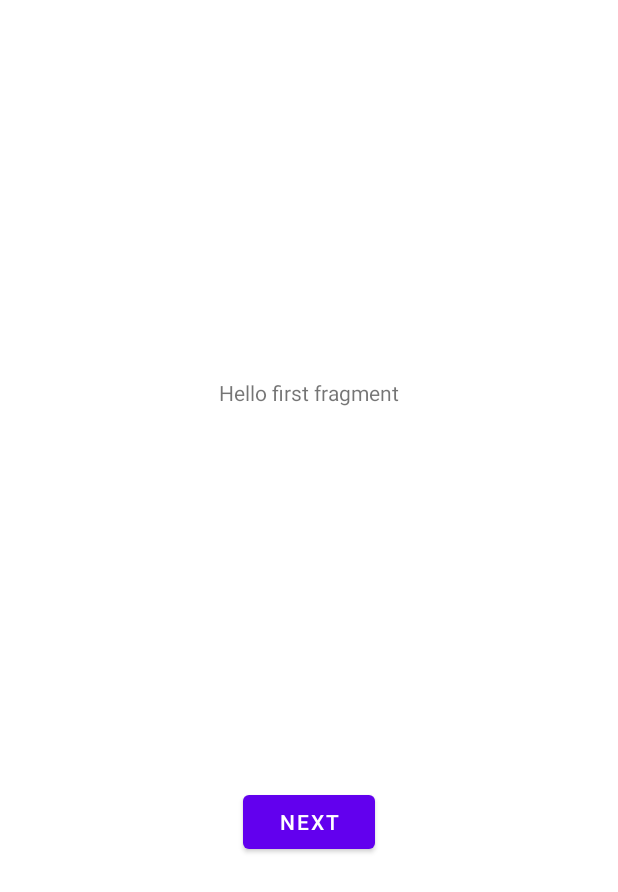
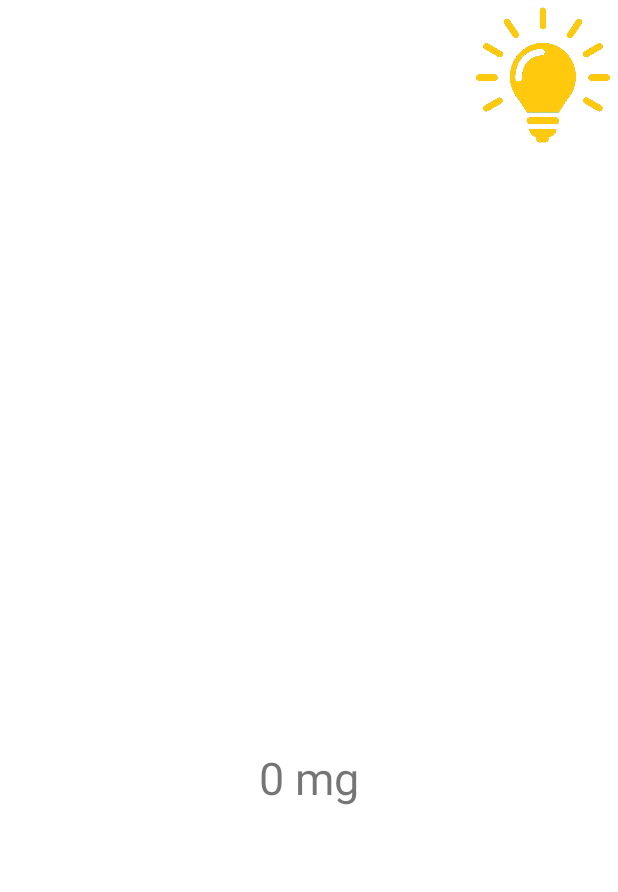
Before and after one commit to kjy0349/Caffeinemanage, an Android app: the layout fragment_first.xml on its own in the app's theme, with its tools: preview values and no code run, on a phone screen of 412 x 824 dp. Shown: the top 892 px of the screen. Run offline under Robolectric (Android 15) with nearby library versions, the phone set to English and light mode, and no system bars.

```diff
--- a/app/src/main/res/layout/fragment_first.xml
+++ b/app/src/main/res/layout/fragment_first.xml
@@ -1,28 +1,35 @@
 <?xml version="1.0" encoding="utf-8"?>
-<androidx.constraintlayout.widget.ConstraintLayout xmlns:android="http://schemas.android.com/apk/res/android"
+<RelativeLayout xmlns:android="http://schemas.android.com/apk/res/android"
     xmlns:app="http://schemas.android.com/apk/res-auto"
     xmlns:tools="http://schemas.android.com/tools"
+    android:id="@+id/FirstFragment"
     android:layout_width="match_parent"
     android:layout_height="match_parent"
     tools:context=".FirstFragment">
 
+    <ImageView
+        android:id="@+id/leap"
+        android:layout_width="300dp"
+        android:layout_height="300dp"
+        android:layout_below="@id/yellow_bulb"
+        android:layout_centerHorizontal="true"
+        android:layout_marginTop="48dp"
+        android:layout_marginBottom="50dp" />
+
+    <ImageView
+        android:id="@+id/yellow_bulb"
+        android:layout_width="100dp"
+        android:layout_height="100dp"
+        android:layout_alignParentEnd="true"
+        android:src="@drawable/yellow_bulb"/>
+
     <TextView
-        android:id="@+id/textview_first"
+        android:id="@+id/caffeine_result"
         android:layout_width="wrap_content"
         android:layout_height="wrap_content"
-        android:text="@string/hello_first_fragment"
-        app:layout_constraintBottom_toTopOf="@id/button_first"
-        app:layout_constraintEnd_toEndOf="parent"
-        app:layout_constraintStart_toStartOf="parent"
-        app:layout_constraintTop_toTopOf="parent" />
+        android:layout_below="@id/leap"
+        android:layout_centerHorizontal="true"
+        android:text="0 mg"
+        android:textSize="30sp" />
 
-    <Button
-        android:id="@+id/button_first"
-        android:layout_width="wrap_content"
-        android:layout_height="wrap_content"
-        android:text="@string/next"
-        app:layout_constraintBottom_toBottomOf="parent"
-        app:layout_constraintEnd_toEndOf="parent"
-        app:layout_constraintStart_toStartOf="parent"
-        app:layout_constraintTop_toBottomOf="@id/textview_first" />
-</androidx.constraintlayout.widget.ConstraintLayout>
+</RelativeLayout>
--- a/app/src/main/res/values/themes.xml
+++ b/app/src/main/res/values/themes.xml
@@ -2,7 +2,7 @@
     <!-- Base application theme. -->
     <style name="Theme.Caffeinemanage" parent="Theme.MaterialComponents.DayNight.DarkActionBar">
         <!-- Primary brand color. -->
-        <item name="colorPrimary">@color/purple_500</item>
+        <item name="colorPrimary">@color/my_app_primary_color</item>
         <item name="colorPrimaryVariant">@color/purple_700</item>
         <item name="colorOnPrimary">@color/white</item>
         <!-- Secondary brand color. -->
```
Also changed, not shown: app/src/main/java/com/example/caffeinemanage/FirstFragment.kt (+2 -7 lines), app/src/main/java/com/example/caffeinemanage/MainActivity.kt (+11 -10 lines), app/src/main/java/com/example/caffeinemanage/settings.kt (deleted, +0 -11 lines), app/src/main/res/layout/activity_main.xml (+12 -3 lines), app/src/main/res/layout/content_main.xml (+0 -37 lines), app/src/main/res/menu/bottom_navigation_menu.xml (+4 -4 lines).
